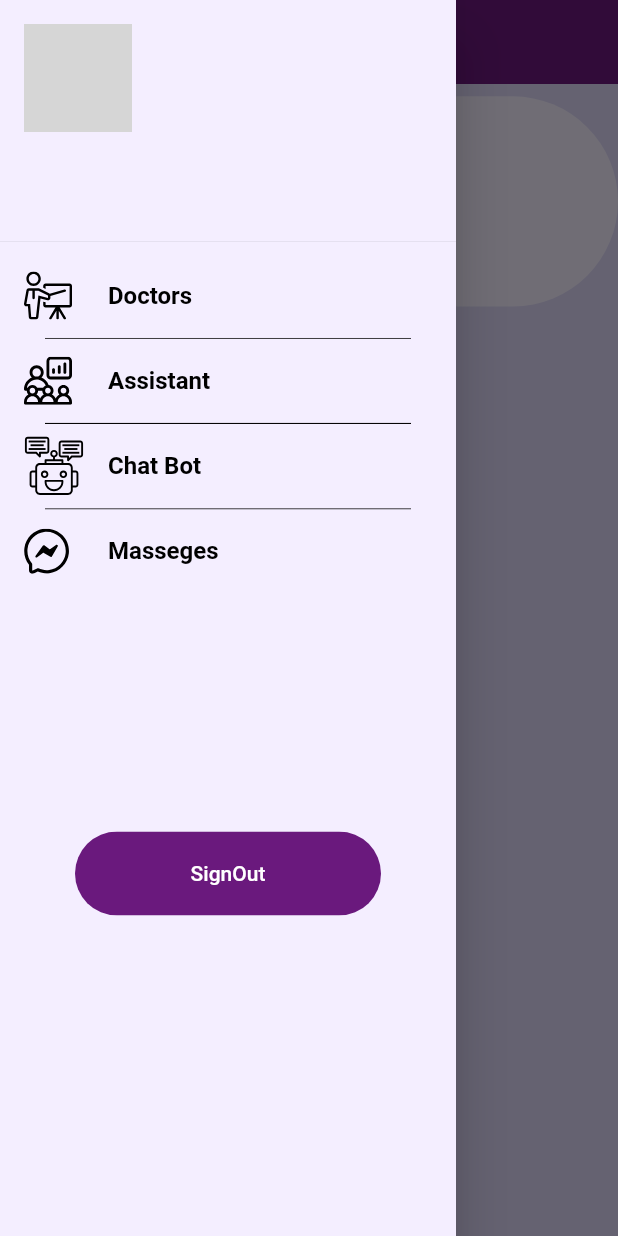
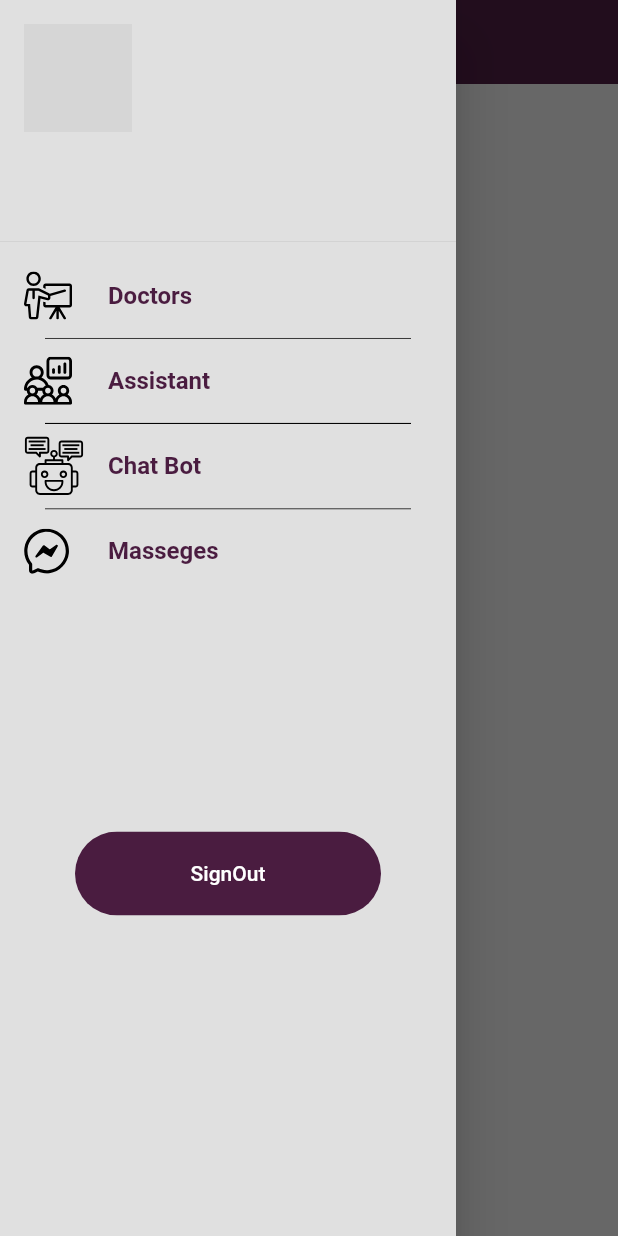
Before and after one commit to hussamm98/HAM, a Flutter app: the HomeScreen screen opened directly with empty values, with the side drawer open, on a phone screen of 412 x 824 dp. Run offline on Flutter 3.47's test engine with Material 2 defaults, Android fonts, the phone set to English and light mode, and no system bars; our stand-ins replace flutter_icons, flutter_svg, form_field_validator; missing offline and left inert: flutter_cached_pdfview; accounts and stored records are empty; network calls fail; grey boxes are pictures that could not be loaded.

Commit message:
app color

```diff
--- a/lib/User_Interface/components/courses.dart
+++ b/lib/User_Interface/components/courses.dart
@@ -18,18 +18,17 @@ class MyCourses extends StatelessWidget {
             text: TextSpan(
                 text: "Your Courses Number is: ",
                 style: TextStyle(
-                    fontSize: 16,
-                    color: kCardColor,
-                    fontWeight: FontWeight.normal
-                ,
-                fontStyle: FontStyle.italic),
+                    fontSize: 18,
+                    color: Color(0xff4a1c40),
+                    fontWeight: FontWeight.bold,
+                    fontStyle: FontStyle.italic),
                 children: [
                   TextSpan(
                     text: "  ${courses.length}",
                     // hereeeeeeeeeeeeeee yangmmmmmmmmm
                     style: TextStyle(
                         fontSize: 20,
-                        color: kCardColor,
+                        color: Color(0xff4a1c40),
                         fontWeight: FontWeight.bold),
                   ),
                 ]),
@@ -58,7 +57,7 @@ Container buildTaskItem(int numDays, String courseTitle, Color color) {
     height: 90,
     width: 150,
     decoration: BoxDecoration(
-      color: kCardColor,
+      color: Color(0xff4a1c40),
       borderRadius: BorderRadius.circular(30),
     ),
     child: Column(
@@ -73,7 +72,7 @@ Container buildTaskItem(int numDays, String courseTitle, Color color) {
               height: 10,
               width: 10,
               decoration: BoxDecoration(
-                color: Color(0xff185adb),
+                color: Color(0xff962d2d),
                 borderRadius: BorderRadius.circular(10),
               ),
             ),
@@ -82,7 +81,10 @@ Container buildTaskItem(int numDays, String courseTitle, Color color) {
             ),
             Text(
               "$numDays Credit Hours",
-              style: TextStyle(fontSize: 11.5, fontWeight: FontWeight.bold, color: Colors.white),
+              style: TextStyle(
+                  fontSize: 11.5,
+                  fontWeight: FontWeight.bold,
+                  color: Colors.white),
             ),
           ],
         ),
@@ -94,8 +96,10 @@ Container buildTaskItem(int numDays, String courseTitle, Color color) {
           child: Center(
             child: Text(
               courseTitle,
-              style: TextStyle(fontSize: 18,  fontWeight: FontWeight.bold ,
-              color: Colors.white),
+              style: TextStyle(
+                  fontSize: 18,
+                  fontWeight: FontWeight.bold,
+                  color: Colors.white),
             ),
           ),
         ),
--- a/lib/User_Interface/components/drawer.dart
+++ b/lib/User_Interface/components/drawer.dart
@@ -19,23 +19,23 @@ class MyDrawer extends StatelessWidget {
     Size size = MediaQuery.of(context).size;
     return Drawer(
         child: Container(
-      color: Color(0xfff4eeff),
+      color: Colors.grey[300],
       child: ListView(
         children: <Widget>[
           UserAccountsDrawerHeader(
             decoration: BoxDecoration(
-              color: Color(0xfff4eeff),
+              color: Colors.grey[300],
             ),
             accountEmail: Text(
               '${user.email}',
               // "${user.email}",
-              style: TextStyle(color: Colors.black, fontSize: 12),
+              style: TextStyle(color: Color(0xff4a1c40), fontSize: 12),
             ),
             //code hereeeeeeeeeeeeeeeeeeeeeeeee
             accountName: Text(
               '${user.name}',
               // "${user.name} ", // code here
-              style: TextStyle(color: Colors.black, fontSize: 18),
+              style: TextStyle(color: Color(0xff4a1c40), fontSize: 18),
             ),
             currentAccountPicture: ClipRRect(
               borderRadius: BorderRadius.circular(200),
@@ -50,7 +50,7 @@ class MyDrawer extends StatelessWidget {
             title: Text(
               "Doctors",
               style: TextStyle(
-                color: Colors.black,
+                color: Color(0xff4a1c40),
                 fontSize: 16,
                 fontWeight: FontWeight.bold,
               ),
@@ -82,7 +82,7 @@ class MyDrawer extends StatelessWidget {
             title: Text(
               "Assistant",
               style: TextStyle(
-                color: Colors.black,
+                color: Color(0xff4a1c40),
                 fontSize: 16,
                 fontWeight: FontWeight.bold,
               ),
@@ -114,7 +114,7 @@ class MyDrawer extends StatelessWidget {
             title: Text(
               "Chat Bot",
               style: TextStyle(
-                color: Colors.black,
+                color: Color(0xff4a1c40),
                 fontSize: 16,
                 fontWeight: FontWeight.bold,
               ),
@@ -137,7 +137,7 @@ class MyDrawer extends StatelessWidget {
             title: Text(
               "Masseges",
               style: TextStyle(
-                color: Colors.black,
+                color: Color(0xff4a1c40),
                 fontSize: 16,
                 fontWeight: FontWeight.bold,
               ),
--- a/lib/User_Interface/components/navigation_bar.dart
+++ b/lib/User_Interface/components/navigation_bar.dart
@@ -22,7 +22,7 @@ class _MyBottomNavigationBarState extends State<MyBottomNavigationBar> {
     ScheduleScreen(
       user: user,
     ),
-    CategoryScreen(user : user),
+    CategoryScreen(user: user),
     ProfileScreen(user: user)
   ];
 
--- a/lib/User_Interface/pages/category_screen.dart
+++ b/lib/User_Interface/pages/category_screen.dart
@@ -58,6 +58,7 @@ class CategoryScreen extends StatelessWidget {
                       "Level ${index + 1}",
                       style: TextStyle(
                         fontSize: 27,
+                        color: Color(0xFF4a1c40),
                       ),
                     ),
                   ),
@@ -68,7 +69,10 @@ class CategoryScreen extends StatelessWidget {
                       Text(
                         '   is my level.',
                         style: TextStyle(
-                            fontSize: 14, fontStyle: FontStyle.italic),
+                          fontSize: 14,
+                          fontStyle: FontStyle.italic,
+                          color: Color(0xFF4a1c40),
+                        ),
                       ),
                       SizedBox(height: size.height * 0.008),
                       Container(height: size.height * 0.015),
--- a/lib/User_Interface/pages/home.dart
+++ b/lib/User_Interface/pages/home.dart
@@ -21,11 +21,11 @@ class _HomeScreenState extends State<HomeScreen> {
   Widget build(BuildContext context) {
     Size size = MediaQuery.of(context).size;
     return Scaffold(
-      backgroundColor: kTextColor,
+      backgroundColor: Colors.grey[300],
       drawer: MyDrawer(user: widget.user),
       appBar: AppBar(
         elevation: 0,
-        backgroundColor: Color(0xFF6a197d),
+        backgroundColor: Color(0xFF4a1c40),
         title: widget.user == null
             ? Container()
             : Text("Welcome ${widget.user.name}"),
@@ -37,7 +37,7 @@ class _HomeScreenState extends State<HomeScreen> {
             Container(
               padding: EdgeInsets.all(40.0),
               decoration: BoxDecoration(
-                color: Color(0xfff4eeff),
+                color: Colors.grey[300],
                 borderRadius: BorderRadius.only(
                     topLeft: Radius.circular(100),
                     topRight: Radius.circular(100),
@@ -63,17 +63,16 @@ class _HomeScreenState extends State<HomeScreen> {
                 Text(
                   "Current Alerts",
                   style: TextStyle(
-                    color: Color(0xff1c1427),
-                    fontSize: 22.0,
-                    fontWeight: FontWeight.bold,
-                    fontStyle: FontStyle.italic
-                  ),
+                      color: Color(0xff4a1c40),
+                      fontSize: 22.0,
+                      fontWeight: FontWeight.bold,
+                      fontStyle: FontStyle.italic),
                 )
               ],
             ),
             Container(
                 width: double.infinity,
-                color: kTextColor,
+                color: Colors.grey[300],
                 margin: EdgeInsets.all(30),
                 child: RecentsAlerts(
                   user: widget.user,
--- a/lib/User_Interface/pages/profile_screen.dart
+++ b/lib/User_Interface/pages/profile_screen.dart
@@ -149,7 +149,7 @@ class _ProfileScreenState extends State<ProfileScreen> {
                                   child: Text(
                                     "Change Password",
                                     style: TextStyle(
-                                        color: kPrimaryColor,
+                                        color: Color(0xff4a1c40),
                                         fontSize: 16,
                                         fontWeight: FontWeight.bold),
                                   ),
--- a/lib/constants.dart
+++ b/lib/constants.dart
@@ -1,7 +1,8 @@
 import 'package:flutter/material.dart';
+
 //dcd6f7
 const kTextColor = Color(0xFFdcd6f7);
-const kPrimaryColor = Color(0xFF6a197d);
+const kPrimaryColor = Color(0xFF4a1c40);
 const kPrimaryLightColor = Color(0xFFF1E6FF);
 const kHourColor = Color(0xFFF5C35A);
 const kCardColor = Color(0xFF282B30);
@@ -19,4 +20,4 @@ const warninngColor = Color(0xFFF3BB1C);
 const errorColor = Color(0xFFF03738);
 const defaultPadding = 14.0;
 final List<String> demoContactsImage =
-List.generate(5, (index) => "assets/images/user_${index + 1}.png");
+    List.generate(5, (index) => "assets/images/user_${index + 1}.png");
```
Also changed, not shown: lib/User_Interface/components/temp_alerts.dart (+10 -10 lines), lib/User_Interface/pages/schedule_screen.dart (+9 -7 lines).
